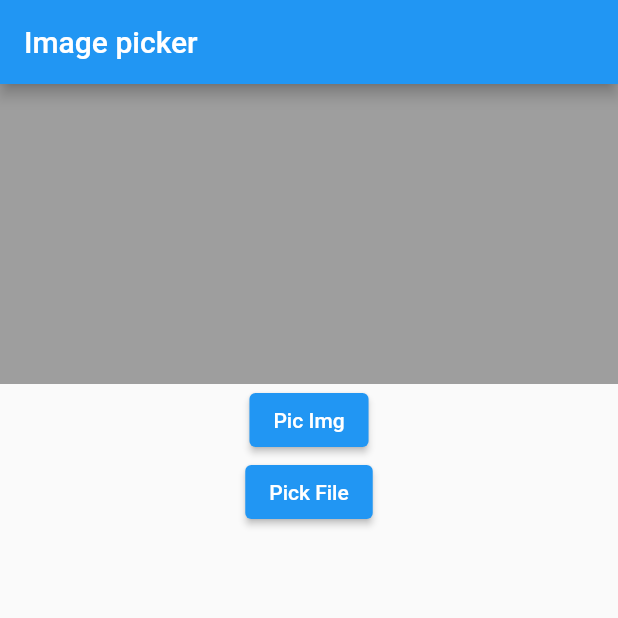
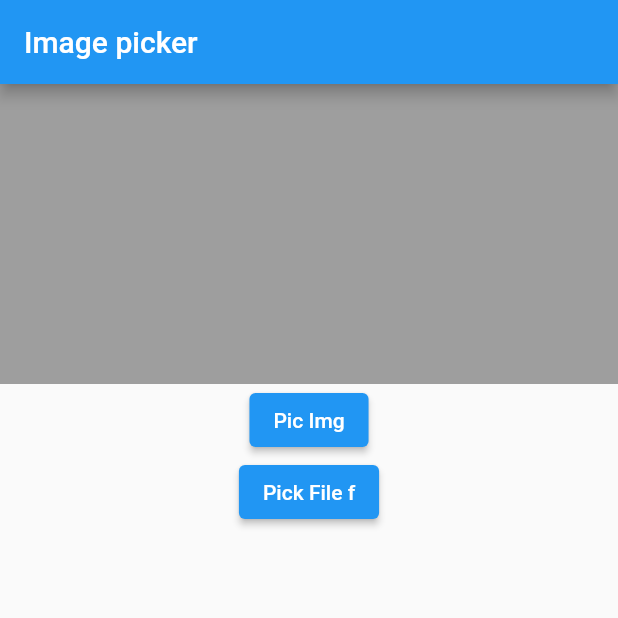
Before and after one commit to roja321/cam_app12, a Flutter app: the screen it shows after launch, on a phone screen of 412 x 824 dp, the top half of it. Run offline on Flutter 3.47's test engine with Material 2 defaults, Android fonts, the phone set to English and light mode, and no system bars; our stand-ins replace camera, file_picker, geolocator, google_maps_flutter, image_picker, shared_preferences.

Commit message:
camera, file picker,shared preference, loacal

```diff
--- a/lib/img_picker.dart
+++ b/lib/img_picker.dart
@@ -43,7 +43,7 @@ class _ImgPickerViewState extends State<ImgPickerView> {
             Container(
               child: ElevatedButton(
                 onPressed: _pickFile,
-                child: Text('Pick File'),
+                child: Text('Pick File f'),
               ),
             ),
             Container(height: 50,
```
